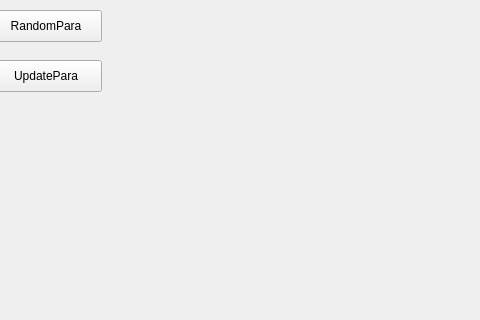
This is ANN-Simulator/mainwindow.ui in caihuayi/ANN-Simulator as Qt 5 draws it before an edit; both pictures show x 320 to 800 and y 0 to 320 of the 800 by 600 pixel window. The edited form follows.
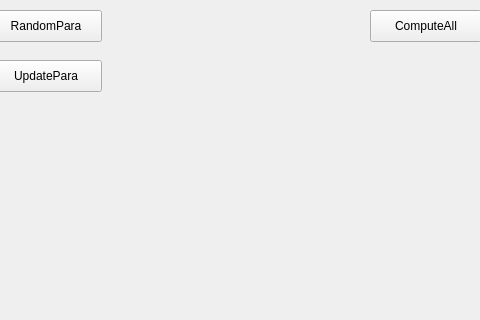
This is the edited form.

```diff
--- a/ANN-Simulator/mainwindow.ui
+++ b/ANN-Simulator/mainwindow.ui
@@ -96,6 +96,19 @@
     </property>
     <layout class="QVBoxLayout" name="activation_layout"/>
    </widget>
+   <widget class="QPushButton" name="button_compute_all">
+    <property name="geometry">
+     <rect>
+      <x>690</x>
+      <y>10</y>
+      <width>112</width>
+      <height>32</height>
+     </rect>
+    </property>
+    <property name="text">
+     <string>ComputeAll</string>
+    </property>
+   </widget>
   </widget>
   <widget class="QMenuBar" name="menubar">
    <property name="geometry">
```
